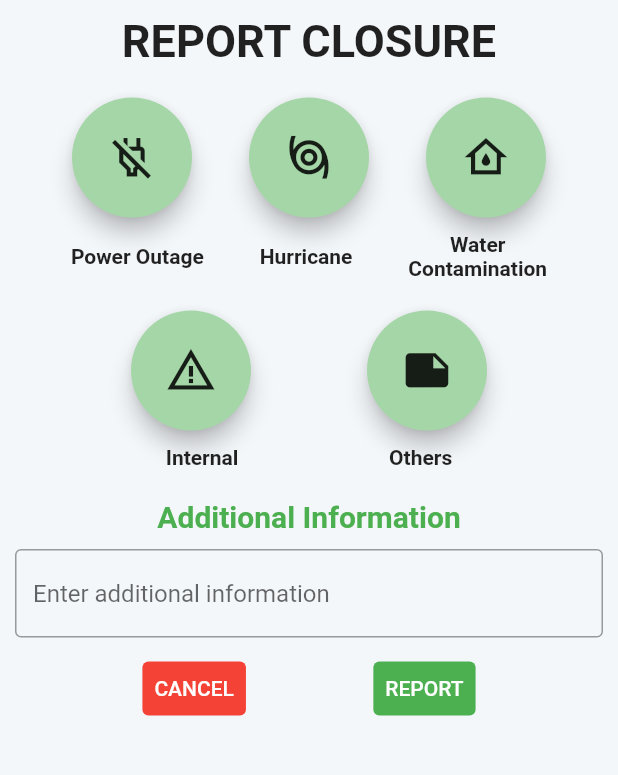
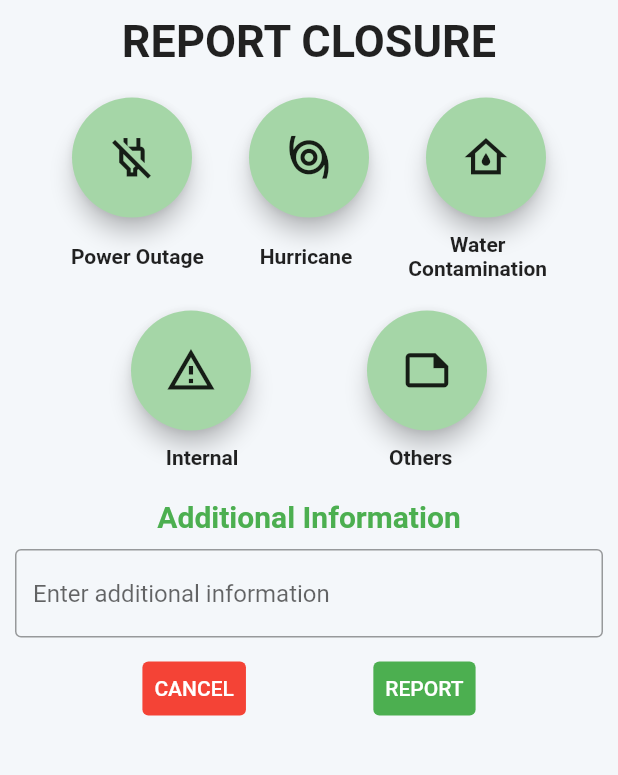
Before and after one commit to yurijhang0/DialysisNow, a Flutter app: the ReportScreen screen opened directly, on a phone screen of 412 x 824 dp, the part 84-859 px from its top. Run offline on Flutter 3.47's test engine with Material 2 defaults, Android fonts, the phone set to English and light mode, and no system bars; our stand-ins replace google_maps_flutter, url_launcher_web; missing offline and left inert: geolocator_web; network calls fail.

Commit message:
Update UI

```diff
--- a/lib/src/screens/ReportScreen.dart
+++ b/lib/src/screens/ReportScreen.dart
@@ -181,7 +181,7 @@ class _ReportScreenState extends State<ReportScreen> {
                       child: FloatingActionButton(
                         shape: CircleBorder(),
                         backgroundColor: Colors.green[200],
-                        child: Icon(Icons.warning_amber, color: Colors.black87),
+                        child: Icon(Icons.warning_amber_outlined, color: Colors.black87),
                         onPressed: (){
                           internalBool = true;
                         },
@@ -195,7 +195,7 @@ class _ReportScreenState extends State<ReportScreen> {
                       child: FloatingActionButton(
                         shape: CircleBorder(),
                         backgroundColor: Colors.green[200],
-                        child: Icon(Icons.note, color: Colors.black87),
+                        child: Icon(Icons.note_outlined, color: Colors.black87),
                         onPressed: (){
                           otherBool = true;
                         },
```
